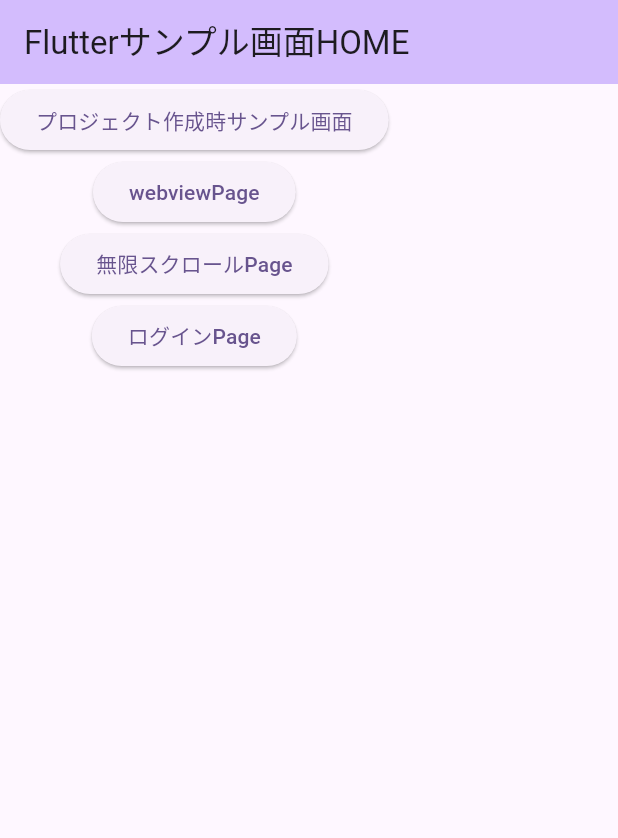
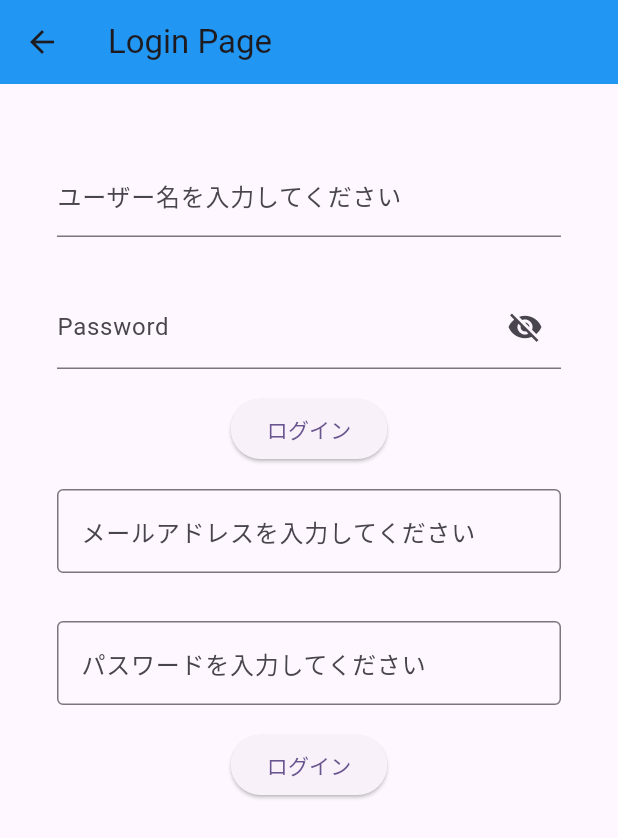
Before and after one commit to haino357/flutter_develop_app, a Flutter app: the screen it shows after launch, after a tap on "ログインPage", on a phone screen of 412 x 824 dp. Shown: the top 838 px of the screen. Run offline on Flutter 3.47's test engine with Material 3 defaults, Android fonts, the phone set to English and light mode, and no system bars; our stand-ins replace webview_flutter.

Commit message:
ログイン画面(仮)追加

```diff
--- a/lib/page/home_page.dart
+++ b/lib/page/home_page.dart
@@ -1,4 +1,5 @@
 import 'package:flutter/material.dart';
+import 'package:flutter_develop_app/page/login_page.dart';
 import 'package:flutter_develop_app/page/sample_page.dart';
 import 'package:flutter_develop_app/page/webview_page.dart';
 
@@ -41,7 +42,12 @@ class HomePage extends StatelessWidget {
             child: const Text('無限スクロールPage'),
           ),
           ElevatedButton(
-            onPressed: () {},
+            onPressed: () {
+              Navigator.push(
+                context,
+                MaterialPageRoute(builder: (context) => const LoginPage()),
+              );
+            },
             child: const Text('ログインPage'),
           ),
         ],
--- /dev/null
+++ b/lib/page/login_page.dart
@@ -0,0 +1,73 @@
+import 'package:flutter/material.dart';
+
+class LoginPage extends StatefulWidget {
+  const LoginPage({Key? key}) : super(key: key);
+
+  @override
+  State<LoginPage> createState() => _LoginPageState();
+}
+
+class _LoginPageState extends State<LoginPage> {
+  bool _isObscure = true;
+
+  @override
+  Widget build(BuildContext context) {
+    return Scaffold(
+      appBar: AppBar(
+        title: const Text('Login Page'),
+        backgroundColor: Colors.blue,
+      ),
+      body: SingleChildScrollView(
+        child: Container(
+          padding: const EdgeInsets.all(30.0),
+          child: Column(
+            crossAxisAlignment: CrossAxisAlignment.start,
+            children: <Widget>[
+              Padding(
+                padding: const EdgeInsets.symmetric(horizontal: 8, vertical: 16),
+                child: TextFormField(
+                  decoration: const InputDecoration(
+                    labelText: 'ユーザー名を入力してください',
+                  ),
+                ),
+              ),
+              Padding(
+                padding: const EdgeInsets.symmetric(horizontal: 8, vertical: 16),
+                child: TextFormField(
+                  obscureText: _isObscure,
+                  decoration: InputDecoration(
+                      labelText: 'Password',
+                      suffixIcon: IconButton(
+                          icon: Icon(_isObscure ? Icons.visibility_off : Icons.visibility),
+                          onPressed: () {
+                            setState(() {
+                              _isObscure = !_isObscure;
+                            });
+                          })),
+                ),
+              ),
+              Center(
+                child: ElevatedButton(onPressed: () {}, child: const Text('ログイン')),
+              ),
+              const Padding(
+                  padding: EdgeInsets.symmetric(horizontal: 8, vertical: 16),
+                  child: TextField(
+                    decoration:
+                        InputDecoration(border: OutlineInputBorder(), hintText: 'メールアドレスを入力してください'),
+                  )),
+              const Padding(
+                  padding: EdgeInsets.symmetric(horizontal: 8, vertical: 16),
+                  child: TextField(
+                    decoration:
+                        InputDecoration(border: OutlineInputBorder(), hintText: 'パスワードを入力してください'),
+                  )),
+              Center(
+                child: ElevatedButton(onPressed: () {}, child: const Text('ログイン')),
+              ),
+            ],
+          ),
+        ),
+      ),
+    );
+  }
+}
```
